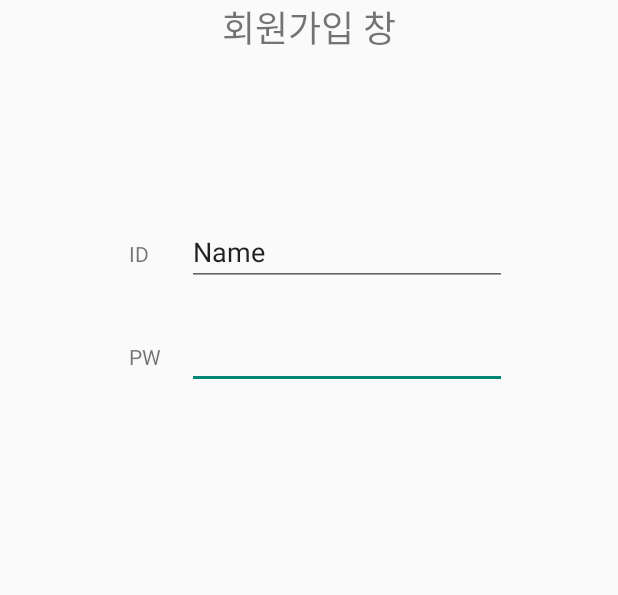
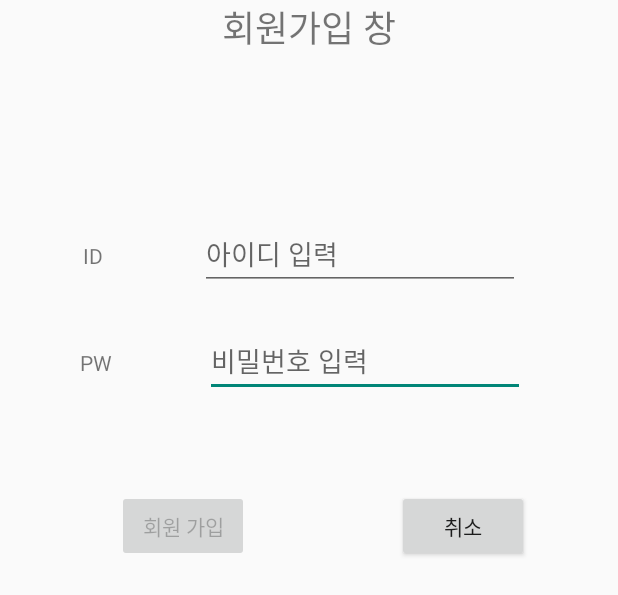
Before and after one commit to jyuu-uu/Mobile-Project, an Android app: the layout activity_join.xml on its own in the app's theme, with its tools: preview values and no code run, on a phone screen of 412 x 824 dp. Shown: the top 595 px of the screen. Run offline under Robolectric (Android 15) with nearby library versions, the phone set to English and light mode, and no system bars.

Commit message:
회원가입 완성
완성쓰

```diff
--- a/TeamProject/app/src/main/AndroidManifest.xml
+++ b/TeamProject/app/src/main/AndroidManifest.xml
@@ -11,7 +11,8 @@
             android:roundIcon="@mipmap/ic_launcher_round"
             android:supportsRtl="true"
             android:theme="@style/Theme.Design.Light.NoActionBar">
-        <activity android:name=".join">
+        <activity android:name=".JoinActivity"
+                  android:theme="@style/AppTheme.NoActionBar">
         </activity>
         <activity
                 android:name=".LoadingActivity"
--- a/TeamProject/app/src/main/java/com/example/teamproject/MainActivity.kt
+++ b/TeamProject/app/src/main/java/com/example/teamproject/MainActivity.kt
@@ -115,7 +115,7 @@ class MainActivity : AppCompatActivity(), NavigationView.OnNavigationItemSelecte
                 sqlite = SQLite(this,"Schedule")
                 // 만들어둔 테이블 정보
 
-                firestore = Firestore.create()
+                firestore = Firestore.create(applicationContext)
             }
             else{
                 finish() //받은 정보가 없으면 로그인 실패
--- a/TeamProject/app/src/main/res/layout/activity_join.xml
+++ b/TeamProject/app/src/main/res/layout/activity_join.xml
@@ -5,7 +5,7 @@
         xmlns:app="http://schemas.android.com/apk/res-auto"
         android:layout_width="match_parent"
         android:layout_height="match_parent"
-        tools:context=".join">
+        tools:context=".JoinActivity">
 
     <TextView
             android:text="회원가입 창"
@@ -19,8 +19,8 @@
             android:layout_width="wrap_content" android:layout_height="wrap_content"
             android:id="@+id/textView17"
             app:layout_constraintHorizontal_chainStyle="packed"
-            app:layout_constraintBaseline_toBaselineOf="@+id/editText2"
-            app:layout_constraintEnd_toStartOf="@+id/editText2" app:layout_constraintStart_toStartOf="parent"
+            app:layout_constraintBaseline_toBaselineOf="@+id/j_id"
+            app:layout_constraintEnd_toStartOf="@+id/j_pw" app:layout_constraintStart_toStartOf="parent"
             android:layout_marginStart="12dp" android:layout_marginEnd="25dp"
     />
     <TextView
@@ -28,26 +28,41 @@
             android:layout_width="wrap_content" android:layout_height="wrap_content"
             android:id="@+id/textView18"
             app:layout_constraintHorizontal_chainStyle="packed"
-            app:layout_constraintBaseline_toBaselineOf="@+id/editText"
-            app:layout_constraintEnd_toStartOf="@+id/editText" app:layout_constraintStart_toStartOf="parent"
+            app:layout_constraintBaseline_toBaselineOf="@+id/j_pw"
+            app:layout_constraintEnd_toStartOf="@+id/j_id" app:layout_constraintStart_toStartOf="parent"
             android:layout_marginStart="12dp" android:layout_marginEnd="17dp"
     />
     <EditText
             android:layout_width="wrap_content"
             android:layout_height="wrap_content"
-            android:inputType="textPassword"
             android:ems="10"
-            android:id="@+id/editText"
-            android:layout_marginTop="23dp" app:layout_constraintTop_toBottomOf="@+id/editText2"
+            android:id="@+id/j_pw"
+            android:layout_marginTop="23dp" app:layout_constraintTop_toBottomOf="@+id/j_id"
+            android:hint="비밀번호 입력"
             app:layout_constraintStart_toEndOf="@+id/textView18" app:layout_constraintEnd_toEndOf="parent"/>
     <EditText
             android:layout_width="wrap_content"
             android:layout_height="wrap_content"
             android:inputType="textPersonName"
-            android:text="Name"
+            android:hint="아이디 입력"
             android:ems="10"
-            android:id="@+id/editText2"
+            android:id="@+id/j_id"
             app:layout_constraintTop_toTopOf="parent" android:layout_marginTop="145dp"
             app:layout_constraintStart_toEndOf="@+id/textView17" app:layout_constraintEnd_toEndOf="parent"/>
+    <Button
+            android:text="회원 가입"
+            android:enabled="false"
+            android:layout_width="wrap_content"
+            android:layout_height="wrap_content"
+            android:id="@+id/j_join" app:layout_constraintStart_toStartOf="parent"
+            android:layout_marginTop="62dp" android:layout_marginStart="78dp"
+            app:layout_constraintTop_toBottomOf="@+id/j_pw"/>
+    <Button
+            android:text="취소"
+            android:layout_width="wrap_content"
+            android:layout_height="wrap_content"
+            android:id="@+id/j_cancel"
+            app:layout_constraintBaseline_toBaselineOf="@+id/j_join" android:layout_marginEnd="59dp"
+            app:layout_constraintEnd_toEndOf="parent"/>
 
 </android.support.constraint.ConstraintLayout>
```
Also changed, not shown: TeamProject/app/src/main/java/com/example/teamproject/Firestore.kt (+42 -3 lines), TeamProject/app/src/main/java/com/example/teamproject/JoinActivity.kt (added, +98 -0 lines), TeamProject/app/src/main/java/com/example/teamproject/join.kt (deleted, +0 -12 lines), TeamProject/app/src/main/java/com/example/teamproject/login.kt (+6 -1 lines).
